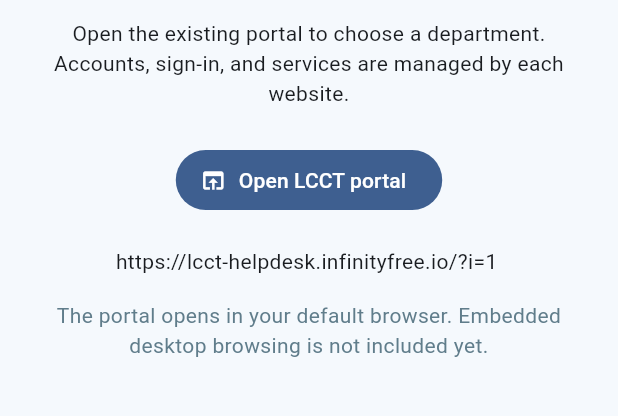
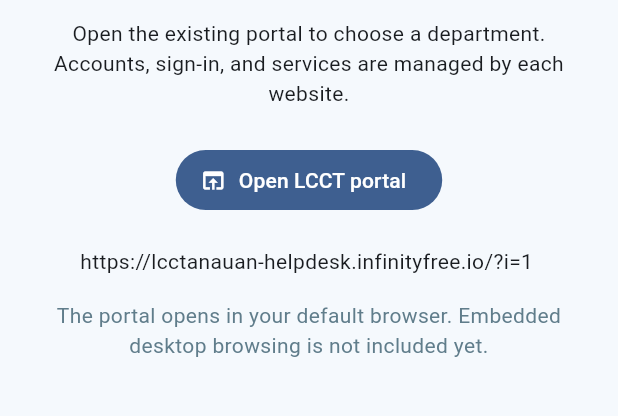
Before and after one commit to illyayuuki-ops/Flutter-appkkkkkk-LCCT-3rd-year, a Flutter app: the BrowserPortal screen opened directly, on a phone screen of 412 x 824 dp, the part 600-1016 px from its top. Run offline on Flutter 3.47's test engine with Material 3 defaults, Android fonts, the phone set to English and light mode, and no system bars; our stand-ins replace webview_flutter; missing offline and left inert: desktop_webview_window.

Commit message:
Update app and download page to new LCCT portal

```diff
--- a/lib/desktop_portal.dart
+++ b/lib/desktop_portal.dart
@@ -8,7 +8,7 @@ import 'package:path/path.dart' as p;
 import 'package:path_provider/path_provider.dart';
 import 'package:url_launcher/url_launcher.dart';
 
-const _portal = 'https://lcct-helpdesk.infinityfree.io/?i=1';
+const _portal = 'https://lcctanauan-helpdesk.infinityfree.io/?i=1';
 
 /// Only HTTPS web pages are loaded in the application browser.
 /// Phone/email actions use the operating system, without login injection.
--- a/lib/main.dart
+++ b/lib/main.dart
@@ -6,7 +6,7 @@ import 'package:webview_flutter/webview_flutter.dart';
 
 import 'desktop_portal_stub.dart' if (dart.library.io) 'desktop_portal.dart';
 
-const portalUrl = 'https://lcct-helpdesk.infinityfree.io/?i=1';
+const portalUrl = 'https://lcctanauan-helpdesk.infinityfree.io/?i=1';
 const navy = Color(0xff1b3355);
 void main() => runApp(const PortalApp());
 
```
Also changed, not shown: 3 other files.
